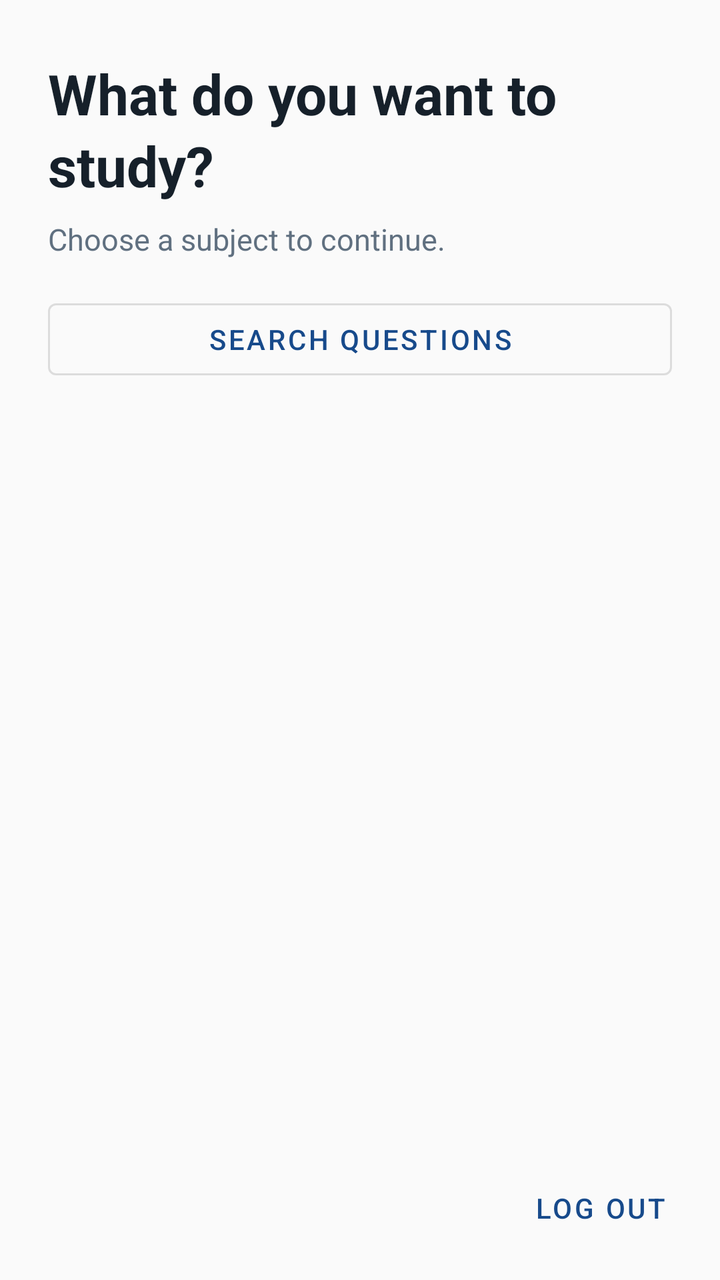
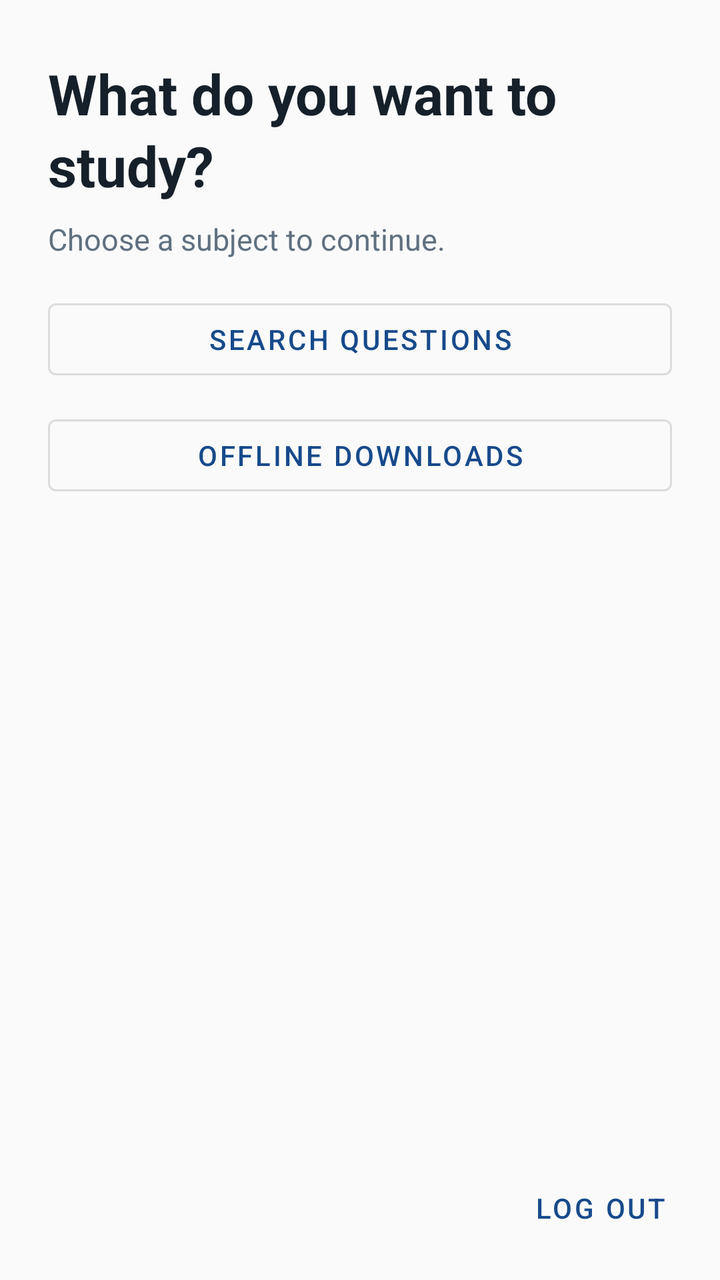

Before-and-after screenshots of an Android layout around one commit, followed by the original layout XML and the change that was made.
<!-- AndroidManifest.xml: application theme Theme.HscAcademicSolution -->
<!-- res/layout/fragment_home.xml -->
<?xml version="1.0" encoding="utf-8"?>
<LinearLayout
    xmlns:android="http://schemas.android.com/apk/res/android"
    xmlns:app="http://schemas.android.com/apk/res-auto"
    android:layout_width="match_parent"
    android:layout_height="match_parent"
    android:orientation="vertical"
    android:background="@color/surface">

    

    <LinearLayout
        android:layout_width="match_parent"
        android:layout_height="wrap_content"
        android:orientation="vertical"
        android:paddingStart="24dp"
        android:paddingEnd="24dp"
        android:paddingTop="28dp"
        android:paddingBottom="20dp">

        <TextView
            android:layout_width="match_parent"
            android:layout_height="wrap_content"
            android:text="@string/home_title"
            android:textSize="28sp"
            android:textStyle="bold"
            android:lineSpacingExtra="3dp"
            android:textColor="@color/text_primary"/>

        <TextView
            android:layout_width="match_parent"
            android:layout_height="wrap_content"
            android:layout_marginTop="8dp"
            android:text="@string/home_subtitle"
            android:textSize="15sp"
            android:textColor="@color/text_secondary"/>

        

        <com.google.android.material.button.MaterialButton
            android:id="@+id/searchButton"
            android:layout_width="match_parent"
            android:layout_height="48dp"
            android:layout_marginTop="16dp"
            android:text="Search questions"
            style="@style/Widget.MaterialComponents.Button.OutlinedButton"/>

        <TextView
            android:id="@+id/networkState"
            android:layout_width="wrap_content"
            android:layout_height="wrap_content"
            android:layout_marginTop="14dp"
            android:textSize="13sp"
            android:textStyle="bold"
            android:textColor="@color/secondary"/>

    </LinearLayout>

    

    <ProgressBar
        android:id="@+id/catalogProgress"
        android:layout_width="wrap_content"
        android:layout_height="wrap_content"
        android:layout_gravity="center_horizontal"
        android:layout_margin="12dp"
        android:visibility="gone"/>

    

    <TextView
        android:id="@+id/catalogError"
        android:layout_width="match_parent"
        android:layout_height="wrap_content"
        android:padding="20dp"
        android:textSize="14sp"
        android:textColor="@color/error"
        android:visibility="gone"/>

    

    <TextView
        android:id="@+id/emptyState"
        android:layout_width="match_parent"
        android:layout_height="wrap_content"
        android:padding="28dp"
        android:gravity="center"
        android:text="@string/empty_subjects"
        android:textSize="14sp"
        android:textColor="@color/text_secondary"
        android:visibility="gone"/>

    

    <androidx.recyclerview.widget.RecyclerView
        android:id="@+id/subjectList"
        android:layout_width="match_parent"
        android:layout_height="0dp"
        android:layout_weight="1"
        android:paddingStart="16dp"
        android:paddingEnd="16dp"
        android:paddingTop="4dp"
        android:paddingBottom="12dp"
        android:clipToPadding="false"/>

    

    <Button
        android:id="@+id/retryButton"
        android:layout_width="wrap_content"
        android:layout_height="wrap_content"
        android:layout_gravity="center_horizontal"
        android:layout_margin="8dp"
        android:text="@string/retry"
        android:visibility="gone"/>

    

    <LinearLayout
        android:layout_width="match_parent"
        android:layout_height="wrap_content"
        android:gravity="end"
        android:paddingStart="16dp"
        android:paddingEnd="16dp"
        android:paddingBottom="12dp">

        <com.google.android.material.button.MaterialButton
            android:id="@+id/logoutButton"
            android:layout_width="wrap_content"
            android:layout_height="48dp"
            android:text="@string/logout_button"
            android:textSize="14sp"
            style="@style/Widget.MaterialComponents.Button.TextButton"/>

    </LinearLayout>

</LinearLayout>
<!-- resources referenced by this layout -->
<resources>
  <color name="error">#B3261E</color>
  <color name="secondary">#18A999</color>
  <color name="surface">#FAFAFA</color>
  <color name="text_primary">#16202A</color>
  <color name="text_secondary">#607080</color>
  <string name="empty_subjects">No subjects are available yet.</string>
  <string name="home_subtitle">Choose a subject to continue.</string>
  <string name="home_title">What do you want to study?</string>
  <string name="logout_button">Log out</string>
  <string name="retry">Try again</string>
  <style name="Theme.HscAcademicSolution" parent="Theme.MaterialComponents.DayNight.NoActionBar">
  
          <item name="colorPrimary">@color/primary</item>
          <item name="colorPrimaryVariant">@color/primary_dark</item>
          <item name="colorSecondary">@color/secondary</item>
          <item name="colorSecondaryVariant">@color/secondary</item>
  
          <item name="colorControlActivated">@color/primary</item>
          <item name="colorControlHighlight">@color/secondary</item>
  
          <item name="android:colorAccent">@color/primary</item>
  
          <item name="android:windowBackground">@color/surface</item>
  
      </style>
  <color name="primary">#174A8B</color>
  <color name="primary_dark">#103761</color>
</resources>

<!-- the commit's change to res/layout/fragment_home.xml (unified diff, before → after) -->
@@ -43,6 +43,14 @@
             android:layout_height="48dp"
             android:layout_marginTop="16dp"
             android:text="Search questions"
+            style="@style/Widget.MaterialComponents.Button.OutlinedButton"/>
+
+        <com.google.android.material.button.MaterialButton
+            android:id="@+id/offlineButton"
+            android:layout_width="match_parent"
+            android:layout_height="48dp"
+            android:layout_marginTop="10dp"
+            android:text="Offline downloads"
             style="@style/Widget.MaterialComponents.Button.OutlinedButton"/>
 
         <TextView
